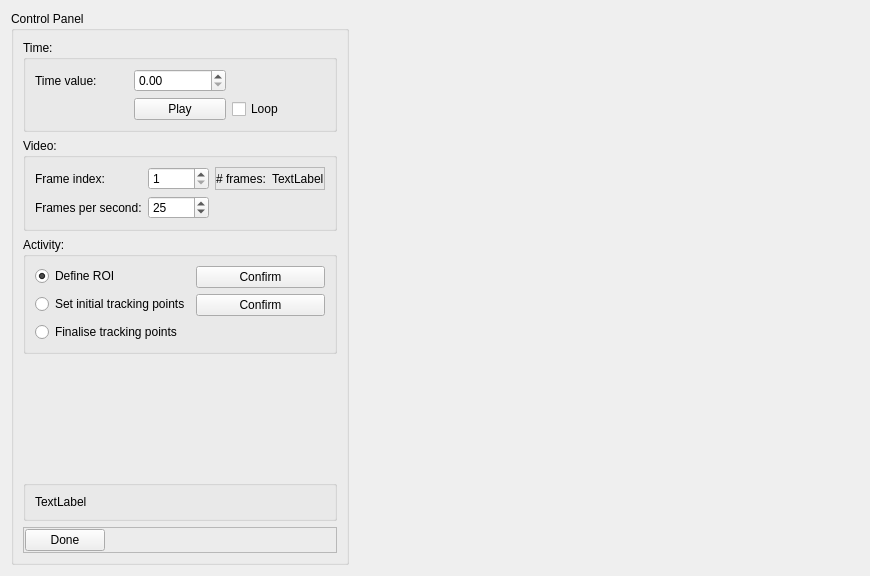
Old version of the form mapclientplugins/imagebasedfiducialmarkersstep/qt/imagebasedfiducialmarkerswidget.ui in the repository mapclient-plugins/mapclientplugins.imagebasedfiducialmarkers.
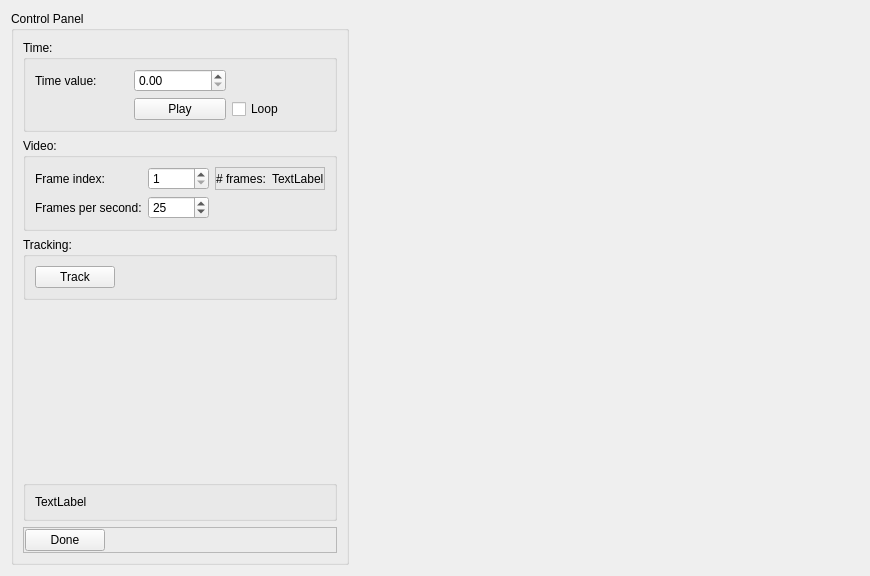
New version of the form. Custom widgets are drawn as their Qt base class.

Commit message: Allow tracking of fiducial markers created from mouse clicks.  Remove any ability to detect the electrodes.

What changed in the file:
```diff
--- a/mapclientplugins/imagebasedfiducialmarkersstep/qt/imagebasedfiducialmarkerswidget.ui
+++ b/mapclientplugins/imagebasedfiducialmarkersstep/qt/imagebasedfiducialmarkerswidget.ui
@@ -132,46 +132,28 @@
       <item>
        <widget class="QGroupBox" name="groupBox_2">
         <property name="title">
-         <string>Activity:</string>
+         <string>Tracking:</string>
         </property>
-        <layout class="QFormLayout" name="formLayout">
-         <item row="0" column="0">
-          <widget class="QRadioButton" name="defineROI_radioButton">
+        <layout class="QHBoxLayout" name="horizontalLayout_5">
+         <item>
+          <widget class="QPushButton" name="track_pushButton">
            <property name="text">
-            <string>Define ROI</string>
+            <string>Track</string>
            </property>
-           <property name="checked">
-            <bool>true</bool>
-           </property>
           </widget>
          </item>
-         <item row="0" column="1">
-          <widget class="QPushButton" name="defineROI_pushButton">
-           <property name="text">
-            <string>Confirm</string>
+         <item>
+          <spacer name="horizontalSpacer_2">
+           <property name="orientation">
+            <enum>Qt::Horizontal</enum>
            </property>
-          </widget>
-         </item>
-         <item row="1" column="1">
-          <widget class="QPushButton" name="setInitialTrackingPoints_pushButton">
-           <property name="text">
-            <string>Confirm</string>
+           <property name="sizeHint" stdset="0">
+            <size>
+             <width>40</width>
+             <height>20</height>
+            </size>
            </property>
-          </widget>
-         </item>
-         <item row="1" column="0">
-          <widget class="QRadioButton" name="setInitialTrackingPoints_radioButton">
-           <property name="text">
-            <string>Set initial tracking points</string>
-           </property>
-          </widget>
-         </item>
-         <item row="2" column="0">
-          <widget class="QRadioButton" name="finaliseTrackingPoints_radioButton">
-           <property name="text">
-            <string>Finalise tracking points</string>
-           </property>
-          </widget>
+          </spacer>
          </item>
         </layout>
        </widget>
```
Left out of the diff: 2 changed lines with no effect on the pictures. The commit also changes 12 other files.
